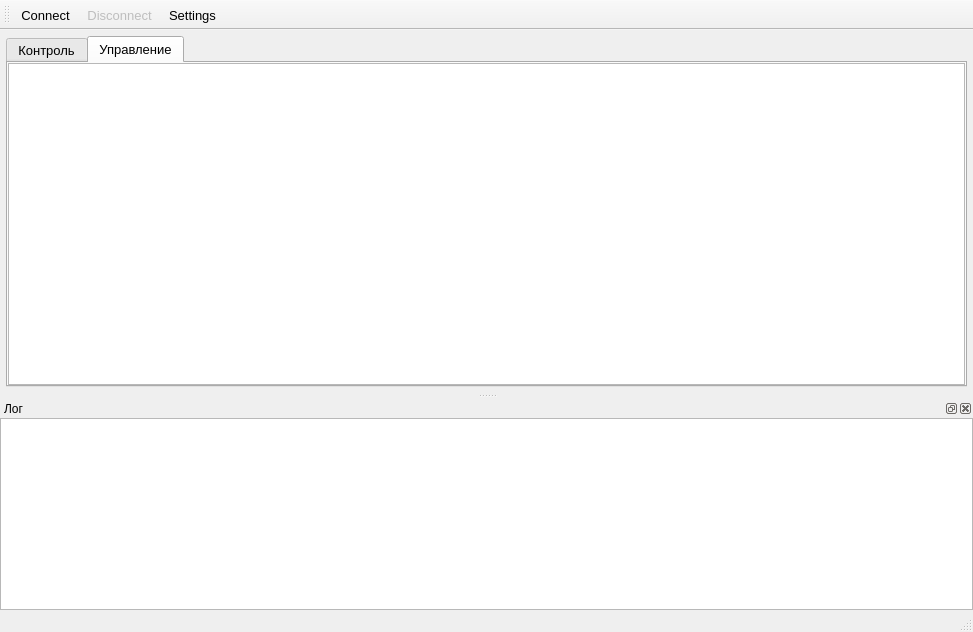
Above: mainwindow.ui from MicroKoder/QIEC104 before the change. Below: the same form after it.
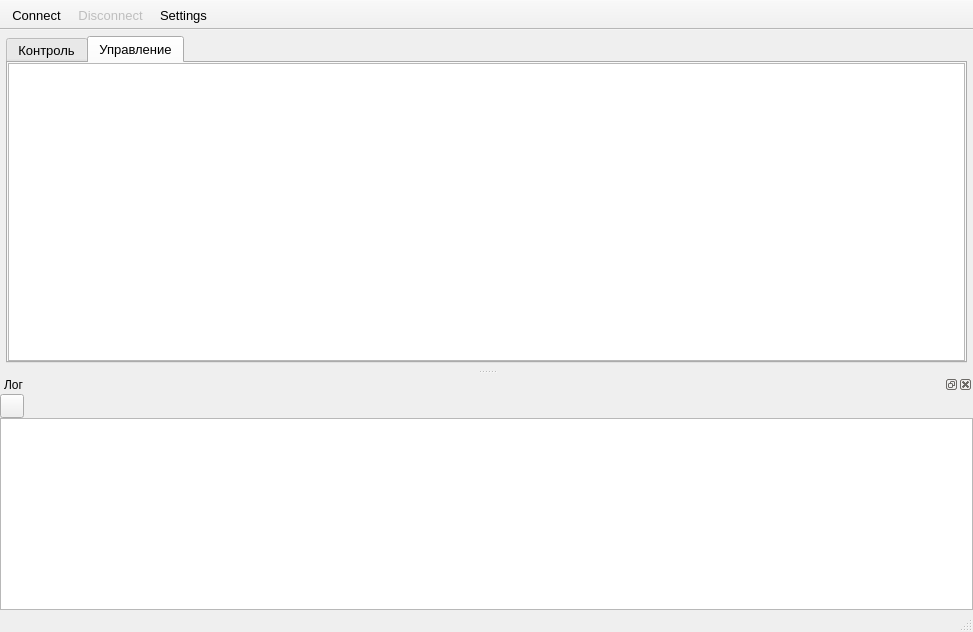
That is the form after the change. Icons and pictures are not drawn.

Commit message: +квитирование входящих *доработка UI

```diff
--- a/mainwindow.ui
+++ b/mainwindow.ui
@@ -138,6 +138,9 @@
    <property name="windowTitle">
     <string>Меню команд</string>
    </property>
+   <property name="movable">
+    <bool>false</bool>
+   </property>
    <property name="iconSize">
     <size>
      <width>32</width>
@@ -179,6 +182,59 @@
      <property name="bottomMargin">
       <number>0</number>
      </property>
+     <item>
+      <layout class="QHBoxLayout" name="horizontalLayout_2">
+       <item>
+        <widget class="QPushButton" name="clearLog">
+         <property name="sizePolicy">
+          <sizepolicy hsizetype="Fixed" vsizetype="Fixed">
+           <horstretch>0</horstretch>
+           <verstretch>0</verstretch>
+          </sizepolicy>
+         </property>
+         <property name="minimumSize">
+          <size>
+           <width>24</width>
+           <height>24</height>
+          </size>
+         </property>
+         <property name="maximumSize">
+          <size>
+           <width>24</width>
+           <height>24</height>
+          </size>
+         </property>
+         <property name="toolTip">
+          <string>Очистить лог</string>
+         </property>
+         <property name="text">
+          <string/>
+         </property>
+         <property name="icon">
+          <iconset>
+           <normalon>:/new/prefix1/icon_erase</normalon>
+          </iconset>
+         </property>
+         <property name="flat">
+          <bool>false</bool>
+         </property>
+        </widget>
+       </item>
+       <item>
+        <spacer name="horizontalSpacer">
+         <property name="orientation">
+          <enum>Qt::Horizontal</enum>
+         </property>
+         <property name="sizeHint" stdset="0">
+          <size>
+           <width>40</width>
+           <height>20</height>
+          </size>
+         </property>
+        </spacer>
+       </item>
+      </layout>
+     </item>
      <item>
       <widget class="QTextEdit" name="log">
        <property name="font">
```
Left out of the diff: 5 changed lines with no effect on the pictures. The commit also changes 5 other files.
